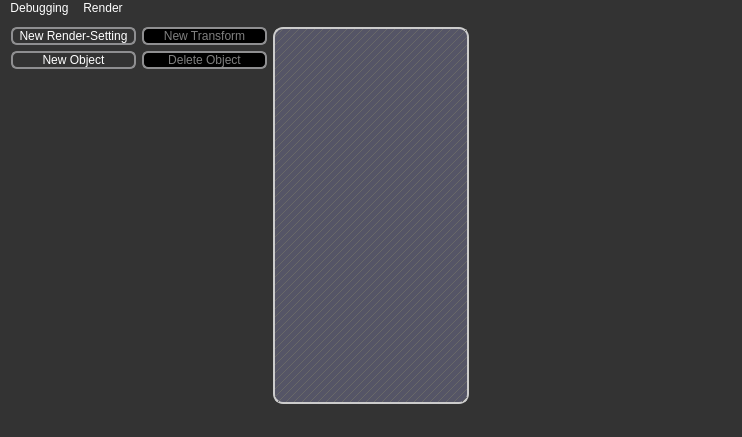
This is qt-frontend/SimplexGui/mainwindow.ui in phresnel/picogen as Qt 5 draws it before an edit. The edited form follows.
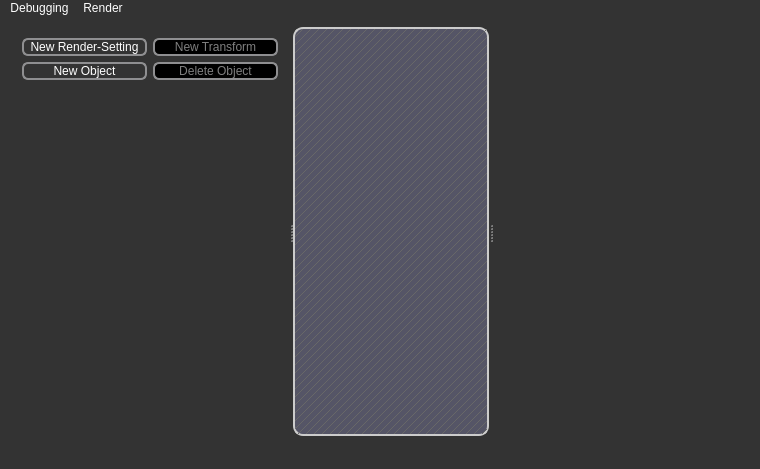
This is the edited form. Custom widgets are drawn as their Qt base class.

Commit message: use splitters

```diff
--- a/qt-frontend/SimplexGui/mainwindow.ui
+++ b/qt-frontend/SimplexGui/mainwindow.ui
@@ -7,7 +7,7 @@
     <x>0</x>
     <y>0</y>
     <width>740</width>
-    <height>437</height>
+    <height>469</height>
    </rect>
   </property>
   <property name="windowTitle">
@@ -110,12 +110,14 @@
 }</string>
   </property>
   <widget class="QWidget" name="centralWidget">
-   <layout class="QHBoxLayout" name="horizontalLayout">
+   <layout class="QVBoxLayout" name="verticalLayout_2">
     <item>
+     <widget class="QSplitter" name="splitter_2">
+      <property name="orientation">
+       <enum>Qt::Horizontal</enum>
+      </property>
+      <widget class="QWidget" name="">
      <layout class="QVBoxLayout" name="verticalLayout">
-      <property name="sizeConstraint">
-       <enum>QLayout::SetDefaultConstraint</enum>
-      </property>
       <item>
        <layout class="QGridLayout" name="gridLayout">
         <item row="0" column="0">
@@ -177,8 +179,11 @@
        </widget>
       </item>
      </layout>
-    </item>
-    <item>
+      </widget>
+      <widget class="QSplitter" name="splitter">
+       <property name="orientation">
+        <enum>Qt::Horizontal</enum>
+       </property>
      <widget class="QMdiArea" name="mdiArea">
       <property name="autoFillBackground">
        <bool>false</bool>
@@ -196,8 +201,6 @@
        </brush>
       </property>
      </widget>
-    </item>
-    <item>
      <widget class="QuatschSourceEditor" name="codeEditor" native="true">
       <property name="enabled">
        <bool>false</bool>
@@ -214,6 +217,8 @@
         <height>324</height>
        </size>
       </property>
+       </widget>
+      </widget>
      </widget>
     </item>
    </layout>
```
Lines whose indentation alone changed are shown as unchanged. The commit also changes 1 other file.
